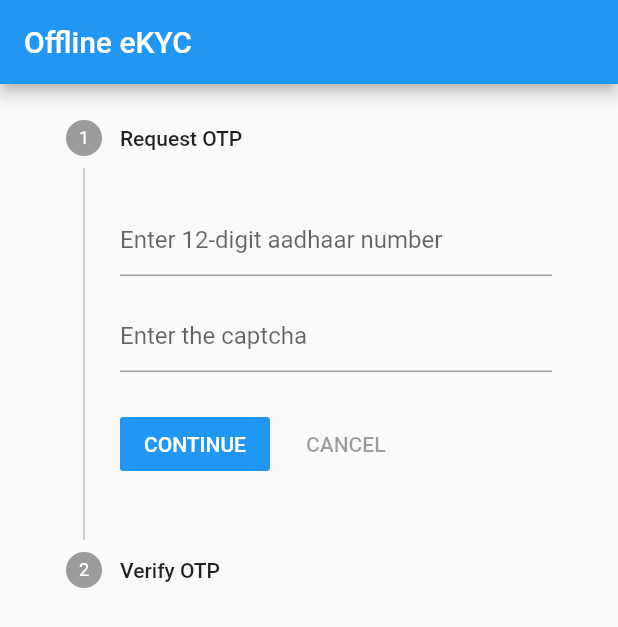
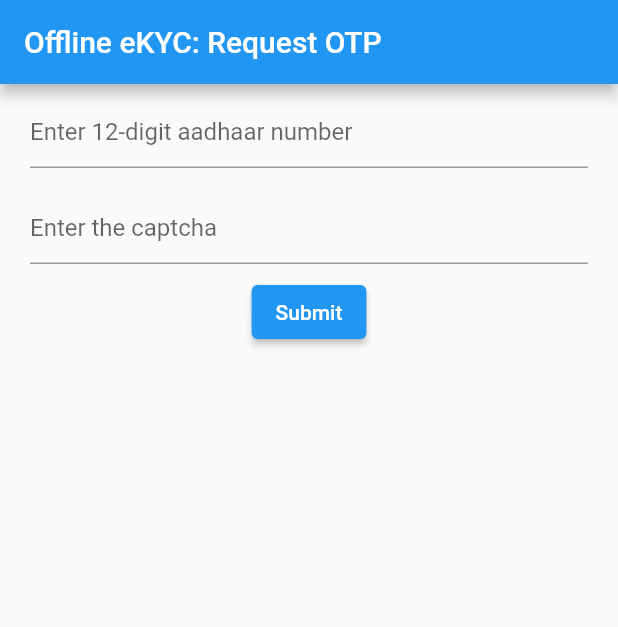
Before and after one commit to samarth1011/flutter_update_adhar_address, a Flutter app: the screen it shows after launch, on a phone screen of 412 x 824 dp. Shown: the top 627 px of the screen. Run offline on Flutter 3.47's test engine with Material 2 defaults, Android fonts, the phone set to English and light mode, and no system bars; our stand-ins replace cloud_firestore, firebase_auth, firebase_core, firebase_dynamic_links, flutter_signin_button, geocoding and 1 more; missing offline and left inert: flutter_glow, mailer; accounts and stored records are empty.

Commit message:
added ekyc workflow

```diff
--- a/lib/main.dart
+++ b/lib/main.dart
@@ -1,10 +1,12 @@
 import 'package:firebase_core/firebase_core.dart';
 import 'package:flutter/material.dart';
+import 'package:flutter_update_adhar_address/data_models.dart/otp_request.dart';
 import 'package:flutter_update_adhar_address/screens/edit_address.dart';
 import 'package:flutter_update_adhar_address/screens/home_page.dart';
 import 'package:flutter_update_adhar_address/screens/land_lord_home.dart';
 import 'package:flutter_update_adhar_address/screens/login_page.dart';
-import 'package:flutter_update_adhar_address/screens/offline_ekyc/captcha_screen.dart';
+import 'package:flutter_update_adhar_address/screens/offline_ekyc/steps/request_otp_step.dart';
+import 'package:flutter_update_adhar_address/screens/offline_ekyc/steps/validate_otp_step.dart';
 
 void main() async {
   WidgetsFlutterBinding.ensureInitialized();
@@ -23,7 +25,7 @@
       theme: ThemeData(
         primarySwatch: Colors.blue,
       ),
-      home: CaptchaScreen(),
+      home: RequestOtpStepScreen(),
       routes: {
         'homePage': (context) => HomePage(),
         'LoginPage': (context) => SignupPage(),
--- a/lib/screens/offline_ekyc/captcha_screen.dart
+++ /dev/null
@@ -1,64 +0,0 @@
-import 'package:flutter/material.dart';
-import 'package:flutter_update_adhar_address/screens/offline_ekyc/steps/request_otp_step.dart';
-import 'package:flutter_update_adhar_address/utils/ui_utils.dart';
-
-class CaptchaScreen extends StatefulWidget {
-  CaptchaScreen({Key? key}) : super(key: key);
-
-  @override
-  State<CaptchaScreen> createState() => _CaptchaScreenState();
-}
-
-class _CaptchaScreenState extends State<CaptchaScreen> {
-  final requestOtpStepWidget = RequestOtpStep(
-    onUidAndCaptchaVerified: (context, otpRequest) async {},
-  );
-
-  int currentStep = 0;
-
-  @override
-  Widget build(BuildContext context) {
-    return Scaffold(
-      appBar: AppBar(
-        title: const Text(
-          'Offline eKYC',
-        ),
-      ),
-      body: SizedBox(
-        width: double.infinity,
-        child: Padding(
-          padding: const EdgeInsets.symmetric(horizontal: 20),
-          child: Stepper(
-            onStepContinue: () async {
-              await _onStepContinue(context);
-            },
-            currentStep: currentStep,
-            steps: <Step>[
-              Step(
-                title: const Text('Request OTP'),
-                content: requestOtpStepWidget,
-              ),
-              Step(
-                title: const Text('Verify OTP'),
-                content: Container(),
-              ),
-            ],
-          ),
-        ),
-      ),
-    );
-  }
-
-  Future<void> _onStepContinue(BuildContext context) async {
-    try {
-      if (currentStep == 0) {
-        await requestOtpStepWidget.onFormSubmit(context);
-      }
-      setState(() {
-        currentStep++;
-      });
-    } catch (e) {
-      showSimpleMessageSnackbar(context, e.toString());
-    }
-  }
-}
--- a/lib/screens/offline_ekyc/steps/request_otp_step.dart
+++ b/lib/screens/offline_ekyc/steps/request_otp_step.dart
@@ -3,27 +3,44 @@
 import 'package:flutter/material.dart';
 import 'package:flutter_update_adhar_address/data_models.dart/captcha.dart';
 import 'package:flutter_update_adhar_address/data_models.dart/otp_request.dart';
+import 'package:flutter_update_adhar_address/screens/offline_ekyc/steps/validate_otp_step.dart';
 import 'package:flutter_update_adhar_address/services/aadhar_api/aadhar_api.dart';
 import 'package:flutter_update_adhar_address/utils/ui_utils.dart';
 
 typedef OnUidCaptchaVerifiedCallback = Future<void> Function(
     BuildContext context, OtpRequest otpRequest);
 
-class RequestOtpStep extends StatelessWidget {
-  RequestOtpStep({Key? key, required this.onUidAndCaptchaVerified})
-      : super(key: key);
+class RequestOtpStepScreen extends StatelessWidget {
+  RequestOtpStepScreen({
+    Key? key,
+  }) : super(key: key);
 
   final _captchFormKey = GlobalKey<FormState>();
   final _uidInputController = TextEditingController();
   final _captchaInputController = TextEditingController();
 
-  final OnUidCaptchaVerifiedCallback onUidAndCaptchaVerified;
-
   Captcha? captcha;
 
   @override
   Widget build(BuildContext context) {
-    return _buildUidAndCaptchaForm(context);
+    return Scaffold(
+      appBar: AppBar(
+        title: const Text(
+          'Offline eKYC: Request OTP',
+        ),
+      ),
+      body: SizedBox(
+        width: double.infinity,
+        child: Padding(
+          padding: const EdgeInsets.symmetric(horizontal: 20),
+          child: Column(
+            children: [
+              _buildUidAndCaptchaForm(context),
+            ],
+          ),
+        ),
+      ),
+    );
   }
 
   Widget _buildUidAndCaptchaForm(BuildContext context) {
@@ -38,26 +55,32 @@
           const SizedBox(height: 8),
           _buildCaptchaInputField(context),
           const SizedBox(height: 8),
+          _buildSubmitButton(context),
+          const SizedBox(height: 8),
         ],
       ),
     );
   }
 
-  /* Widget _buildSubmitButton(BuildContext context) {
+  Widget _buildSubmitButton(BuildContext context) {
     return ElevatedButton(
       onPressed: () async {
-        await onFormSubmit(context);
+        try {
+          await onFormSubmit(context);
+        } catch (e) {
+          showSimpleMessageSnackbar(context, e.toString());
+        }
       },
       child: const Text(
         'Submit',
       ),
     );
-  } */
+  }
 
   Widget _buildCaptchaInputField(BuildContext context) {
     return TextFormField(
       controller: _captchaInputController,
-      keyboardType: TextInputType.number,
+      keyboardType: TextInputType.text,
       validator: (text) {
         final uidInput = text ?? '';
         if (uidInput.isEmpty) {
@@ -123,6 +146,14 @@
     final captchaAns = _captchaInputController.text;
     final otpRequest = await AadharApi.validateCaptchAndRequestOtp(
         captcha: captcha!, captchValue: captchaAns, aadhaarUid: aadhaarUid);
-    await onUidAndCaptchaVerified(context, otpRequest);
+    showSimpleMessageSnackbar(
+        context, 'OTP sent to the given aadhaar registered phone number');
+    await Navigator.of(context).push(
+      MaterialPageRoute(
+        builder: (_) => ValidateOtpStepScreen(
+          otpRequest: otpRequest,
+        ),
+      ),
+    );
   }
 }
--- a/lib/services/aadhar_api/aadhar_api.dart
+++ b/lib/services/aadhar_api/aadhar_api.dart
@@ -65,15 +65,14 @@
       headers: headers,
     );
     if (response.statusCode != 200) {
-      throw Exception(
-          '$urlFormatted returned with status code ${response.statusCode}');
+      throw '$urlFormatted returned with status code ${response.statusCode}';
     }
     final responseBody = response.body;
     final responseBodyDecodded = jsonDecode(responseBody);
     return OtpRequest(responseBodyDecodded);
   }
 
-  Future<EKYC?> getOfflineEKYC(
+  static Future<EKYC> getOfflineEKYC(
       {required String aadhaarUid,
       required String transcationNumber,
       required String otp,
--- a/pubspec.yaml
+++ b/pubspec.yaml
@@ -42,6 +42,7 @@
   google_sign_in: ^5.1.1
   http: ^0.13.4
   mailer: ^5.0.2
+  path_provider: ^2.0.5
   url_launcher: ^6.0.12
   uuid: ^3.0.5
 
```
Also changed, not shown: lib/screens/offline_ekyc/steps/validate_otp_step.dart (added, +103 -0 lines), lib/utils/util_functions.dart (+16 -0 lines), pubspec.lock.
